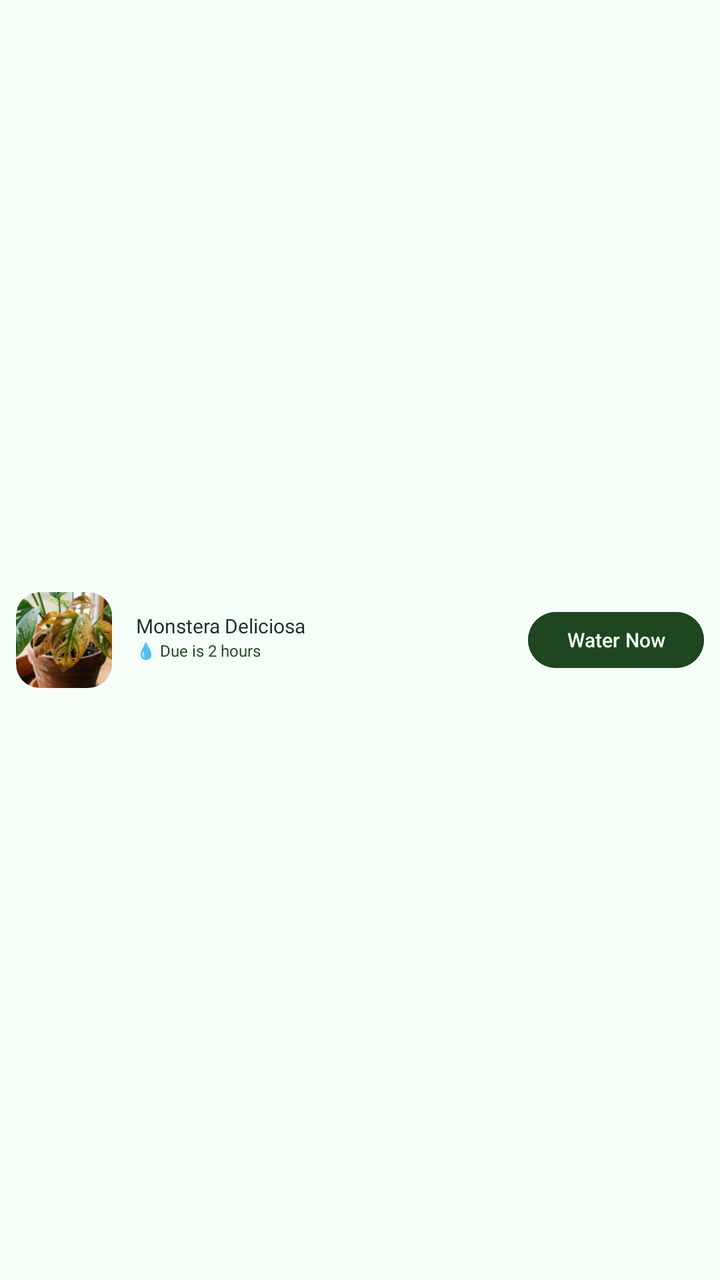
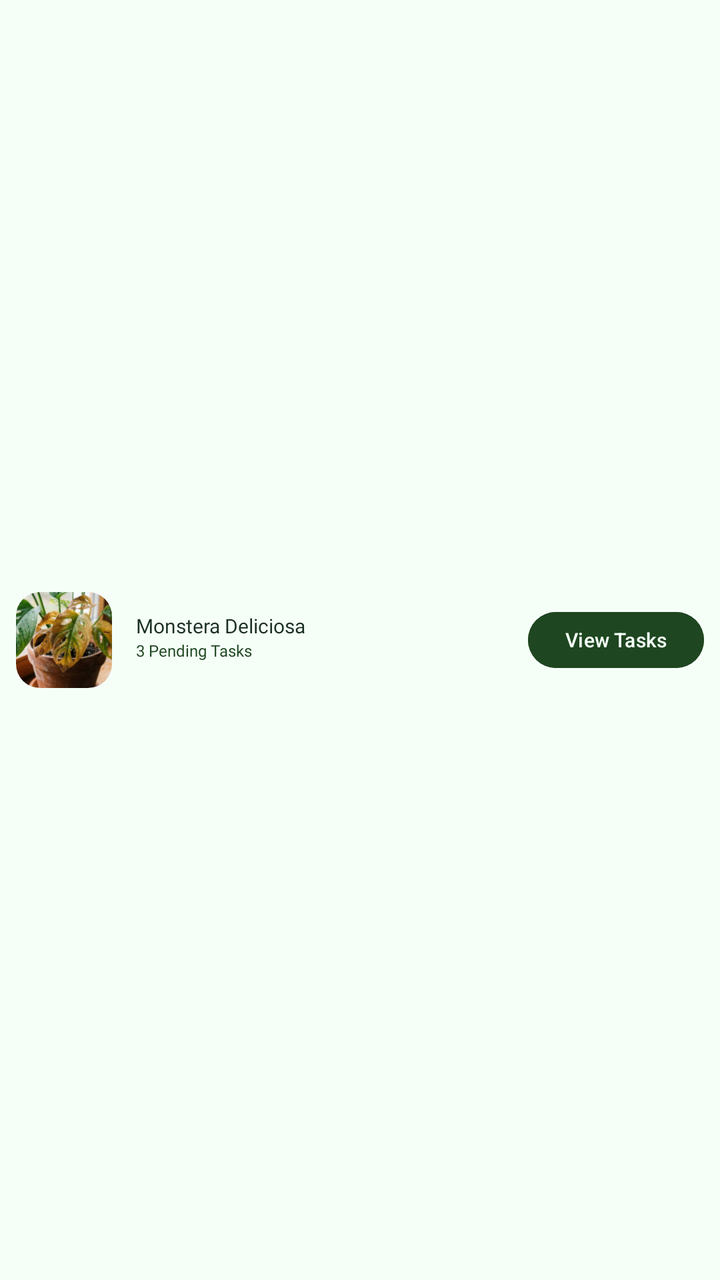

Before-and-after screenshots of an Android layout around one commit, followed by the original layout XML and the change that was made.
<!-- AndroidManifest.xml: application theme Theme.SmartGrow -->
<!-- res/layout/item_todays_care.xml -->
<?xml version="1.0" encoding="utf-8"?>
<androidx.constraintlayout.widget.ConstraintLayout
    xmlns:android="http://schemas.android.com/apk/res/android"
    xmlns:app="http://schemas.android.com/apk/res-auto"
    android:layout_width="match_parent"
    android:layout_height="wrap_content"
    android:paddingVertical="10dp"
    android:paddingHorizontal="8dp">

    
    <androidx.cardview.widget.CardView
        android:id="@+id/card_plant_image"
        android:layout_width="48dp"
        android:layout_height="48dp"
        app:cardCornerRadius="12dp"
        app:cardElevation="0dp"
        app:layout_constraintTop_toTopOf="parent"
        app:layout_constraintBottom_toBottomOf="parent"
        app:layout_constraintStart_toStartOf="parent">

        <ImageView
            android:id="@+id/iv_plant_image"
            android:layout_width="match_parent"
            android:layout_height="match_parent"
            android:scaleType="centerCrop"
            android:src="@drawable/img_9" />

    </androidx.cardview.widget.CardView>

    
    <TextView
        android:id="@+id/tv_plant_name"
        android:layout_width="0dp"
        android:layout_height="wrap_content"
        android:layout_marginStart="12dp"
        android:layout_marginEnd="12dp"
        android:layout_marginTop="10dp"
        android:text="Monstera Deliciosa"
        android:textSize="10sp"
        android:fontFamily="@font/inter_extrabold"
        android:textColor="@color/text_primary"
        app:layout_constraintTop_toTopOf="@id/card_plant_image"
        app:layout_constraintStart_toEndOf="@id/card_plant_image"
        app:layout_constraintEnd_toStartOf="@id/btn_action" />

    
    <TextView
        android:id="@+id/tv_plant_due"
        android:layout_width="0dp"
        android:layout_height="wrap_content"
        android:layout_marginStart="12dp"
        android:layout_marginEnd="12dp"
        android:text="💧 Due is 2 hours"
        android:textSize="8sp"
        android:fontFamily="@font/inter_medium"
        android:textColor="@color/primary_green"
        app:layout_constraintTop_toBottomOf="@id/tv_plant_name"
        app:layout_constraintStart_toEndOf="@id/card_plant_image"
        app:layout_constraintEnd_toStartOf="@id/btn_action" />

    
    <com.google.android.material.button.MaterialButton
        android:id="@+id/btn_action"
        android:layout_width="wrap_content"
        android:layout_height="36dp"
        android:text="Water Now"
        android:textSize="10sp"
        android:textColor="@color/app_background"
        android:backgroundTint="@color/primary_green"
        android:gravity="center"
        android:paddingHorizontal="13dp"
        app:cornerRadius="18dp"
        app:elevation="0dp"
        app:layout_constraintTop_toTopOf="parent"
        app:layout_constraintBottom_toBottomOf="parent"
        app:layout_constraintEnd_toEndOf="parent" />

</androidx.constraintlayout.widget.ConstraintLayout>
<!-- resources referenced by this layout -->
<resources>
  <color name="app_background">#F5FFF8</color>
  <color name="primary_green">#1e4620</color>
  <color name="text_primary">#1A2E22</color>
  <!-- drawable img_9: png bitmap (drawable, 48926 bytes) -->
  <style name="Theme.SmartGrow" parent="Base.Theme.SmartGrow" />
  <style name="Base.Theme.SmartGrow" parent="Theme.Material3.DayNight.NoActionBar">
          <item name="android:windowBackground">@color/app_background</item>
          <item name="android:windowDisablePreview">true</item>
  
          
          <item name="android:statusBarColor">@color/app_background</item>
          <item name="android:windowLightStatusBar">true</item>
  
          
          <item name="android:navigationBarColor">@color/app_background</item>
          <item name="android:windowLightNavigationBar" ns0:targetApi="o_mr1">true</item>
  
          <item name="android:windowDrawsSystemBarBackgrounds">true</item>
          <item name="android:windowTranslucentStatus">false</item>
          <item name="android:windowTranslucentNavigation">false</item>
  
          
          <item name="popupMenuStyle">@style/ModernPopupMenuStyle</item>
      </style>
  <style name="ModernPopupMenuStyle" parent="Widget.Material3.PopupMenu">
          <item name="android:popupBackground">@android:color/white</item>
      </style>
</resources>

<!-- the commit's change to res/layout/item_todays_care.xml (unified diff, before → after) -->
@@ -50,7 +50,7 @@
         android:layout_height="wrap_content"
         android:layout_marginStart="12dp"
         android:layout_marginEnd="12dp"
-        android:text="💧 Due is 2 hours"
+        android:text="3 Pending Tasks"
         android:textSize="8sp"
         android:fontFamily="@font/inter_medium"
         android:textColor="@color/primary_green"
@@ -63,7 +63,7 @@
         android:id="@+id/btn_action"
         android:layout_width="wrap_content"
         android:layout_height="36dp"
-        android:text="Water Now"
+        android:text="View Tasks"
         android:textSize="10sp"
         android:textColor="@color/app_background"
         android:backgroundTint="@color/primary_green"
